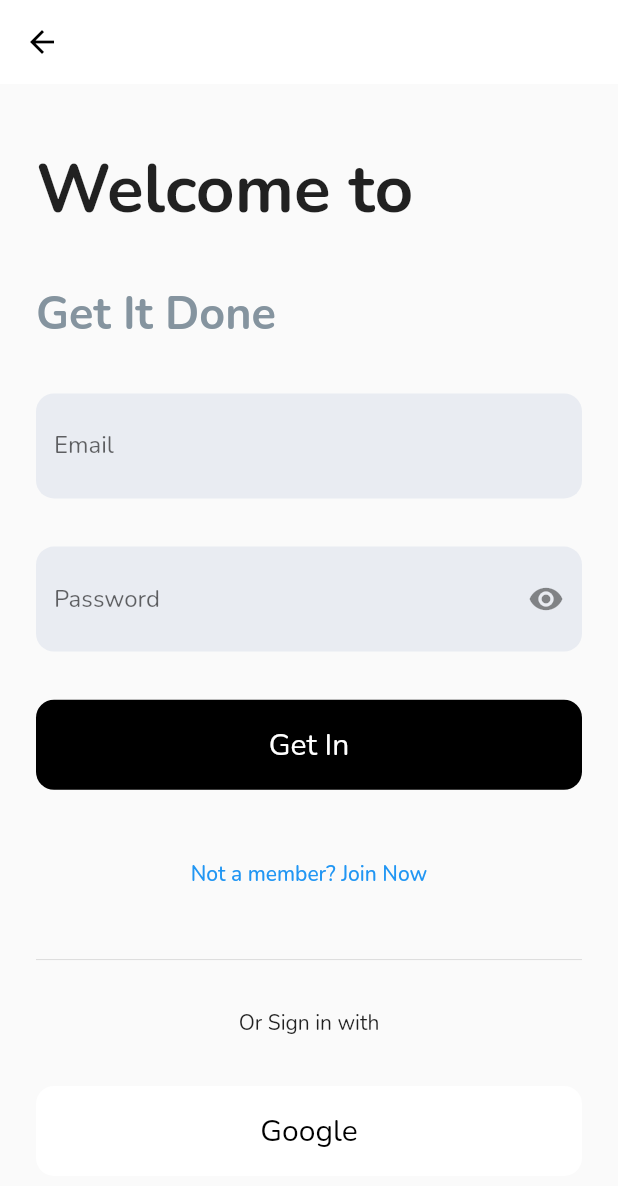
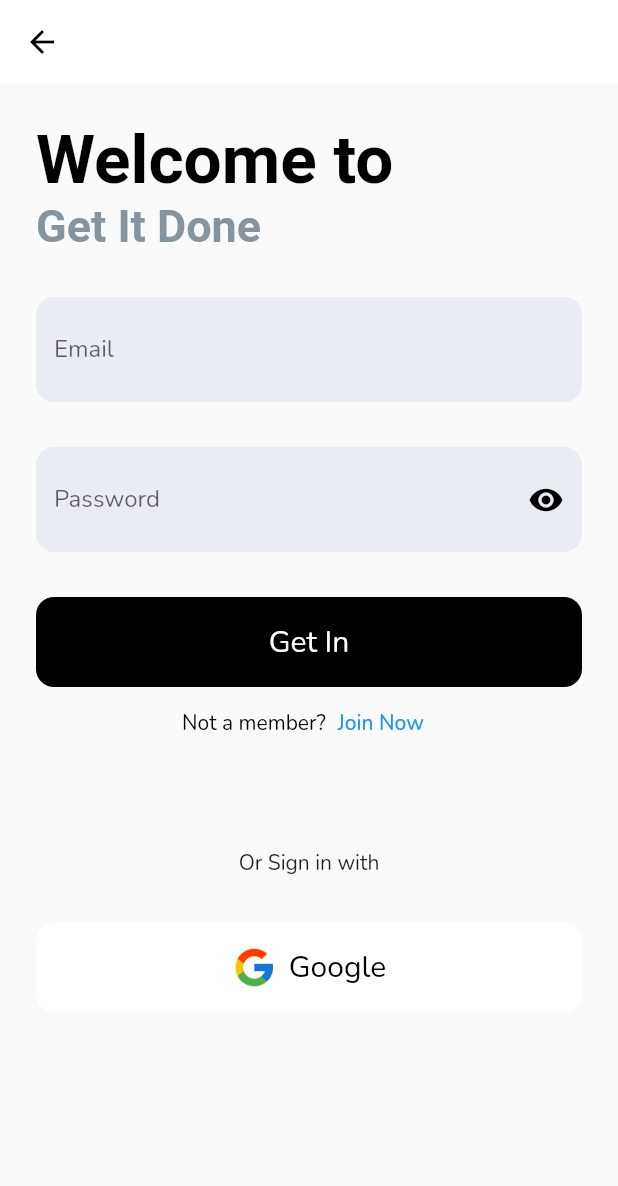
Before and after one commit to wahedzaman/get_it_done, a Flutter app: the screen it shows after launch, after a tap on "Sign In", on a phone screen of 412 x 824 dp. Shown: the top 1186 px of the screen. Run offline on Flutter 3.47's test engine with Material 2 defaults, Android fonts, the phone set to English and light mode, and no system bars; our stand-ins replace gap, get.

Commit message:
login screen updated according to the ui mockup

```diff
--- a/lib/ui/screens/auth/login_screen.dart
+++ b/lib/ui/screens/auth/login_screen.dart
@@ -26,43 +26,62 @@ class _LoginScreenState extends State<LoginScreen> {
         padding: padding24,
         width: double.infinity,
         height: double.infinity,
+        child: SingleChildScrollView(
           child: Column(
             mainAxisAlignment: MainAxisAlignment.spaceAround,
             crossAxisAlignment: CrossAxisAlignment.start,
             children: [
-            const Text(
-              "Welcome to",
-              style: TextStyle(fontSize: 45, fontWeight: FontWeight.bold),
-            ),
-            Text("Get It Done",
+              RichText(
+                  text: TextSpan(
+                text: "Welcome to\n",
+                style: const TextStyle(fontSize: 45, fontWeight: FontWeight.bold, color: Colors.black,),
+                children: [
+                  TextSpan(
+                    text: "Get It Done",
                     style: TextStyle(
                         fontSize: 30,
                         fontWeight: FontWeight.bold,
-                    color: hexToColor(greyDark))),
+                        color: hexToColor(greyDark)),
+                  )
+                ]
+              )),
+              const SizedBox(height: 30),
               const AppEditText(hint: "Email"),
+              const SizedBox(height: 30),
               const AppEditText(hint: "Password", isObscure: true),
+              const SizedBox(height: 30),
               AppButton(
                   onTap: () {
                     debugPrint("login pressed");
                   },
                   title: "Get In"),
-            Center(
-              child: TextButton(
-                onPressed: () {
+              Row(
+                mainAxisAlignment: MainAxisAlignment.center,
+                children: [
+                  const Text("Not a member?", style: TextStyle(color: Colors.black),),
+                  TextButton(onPressed: () {
                     debugPrint("goto registration screen");
                   },
-                child: const Text("Not a member? Join Now"),
+                    style: ButtonStyle(
+                      overlayColor: MaterialStateProperty.all(Colors.transparent)
                   ),
+
+                    child: const Text("Join Now"),),
+                ],
               ),
-            divider,
+              const SizedBox(height: 60),
               const Center(child: Text("Or Sign in with")),
+              const SizedBox(height: 30),
               AppButton(
                   onTap: () {
                     debugPrint("google oauth");
                   },
                   title: "Google",
-                whiteButtton: true),
+                  whiteButtton: true,
+                buttonImage: "assets/icons/google.png",
+              ),
             ],
+          ),
         ),
       ),
     );
--- a/lib/ui/screens/auth/starting_screen.dart
+++ b/lib/ui/screens/auth/starting_screen.dart
@@ -58,7 +58,8 @@ class StartingScreen extends StatelessWidget {
               style: TextStyle(fontSize: 18, fontWeight: FontWeight.bold),
             ),
             const SizedBox(height: 40),
-            Row(
+            Expanded(
+              child: Row(
                 mainAxisAlignment: MainAxisAlignment.spaceEvenly,
                 children: [
                   Expanded(
@@ -81,6 +82,7 @@ class StartingScreen extends StatelessWidget {
                     ),
                   ),
                 ],
+              ),
             ),
           ],
         ),
--- a/lib/ui/widgets/app_button.dart
+++ b/lib/ui/widgets/app_button.dart
@@ -7,6 +7,7 @@ class AppButton extends StatelessWidget {
   String title;
   bool whiteButtton;
   double width;
+  String? buttonImage;
 
   AppButton({
     Key? key,
@@ -14,6 +15,7 @@ class AppButton extends StatelessWidget {
     required this.title,
     this.whiteButtton = false,
     this.width = double.infinity,
+    this.buttonImage
   }) : super(key: key);
 
   @override
@@ -33,11 +35,19 @@ class AppButton extends StatelessWidget {
           child: Padding(
             padding: const EdgeInsets.symmetric(vertical: 15, horizontal: 40),
             child: Center(
-              child: Text(
-                title,
-                style: TextStyle(
-                    color: whiteButtton ? Colors.black : Colors.white,
-                    fontSize: 20),
+              child: Row(
+                mainAxisAlignment: MainAxisAlignment.center,
+                children: [
+                  if(buttonImage != null)
+                    ...[Image.asset(buttonImage!), const SizedBox(width: 8)],
+
+                  Text(
+                    title,
+                    style: TextStyle(
+                        color: whiteButtton ? Colors.black : Colors.white,
+                        fontSize: 20),
+                  ),
+                ],
               ),
             ),
           ),
--- a/lib/ui/widgets/app_edit_text.dart
+++ b/lib/ui/widgets/app_edit_text.dart
@@ -21,6 +21,7 @@ class AppEditText extends StatefulWidget {
 
 class _AppEditTextState extends State<AppEditText> {
   bool hidePassword = true;
+
   @override
   Widget build(BuildContext context) {
     return Container(
@@ -44,9 +45,12 @@ class _AppEditTextState extends State<AppEditText> {
                             hidePassword = !hidePassword;
                           });
                         },
-                        child: Icon(hidePassword
-                            ? Icons.visibility
-                            : Icons.visibility_off),
+                        child: Icon(
+                          hidePassword
+                              ? Icons.visibility
+                              : Icons.visibility_off,
+                          color: Colors.black,
+                        ),
                       )),
                     )
                   : null,
```
Also changed, not shown: assets/icons/google.png (added). Lines whose indentation alone changed are shown as unchanged.
